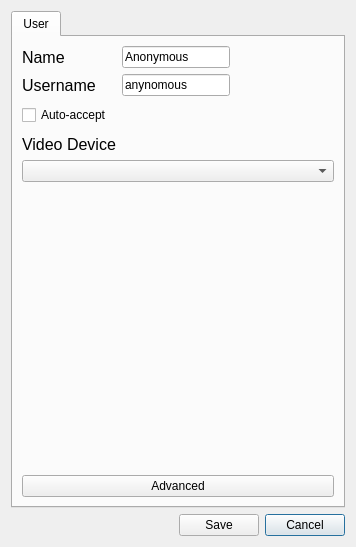
Qt form ui/settings.ui (ultravideo/uvgComm) before a commit.
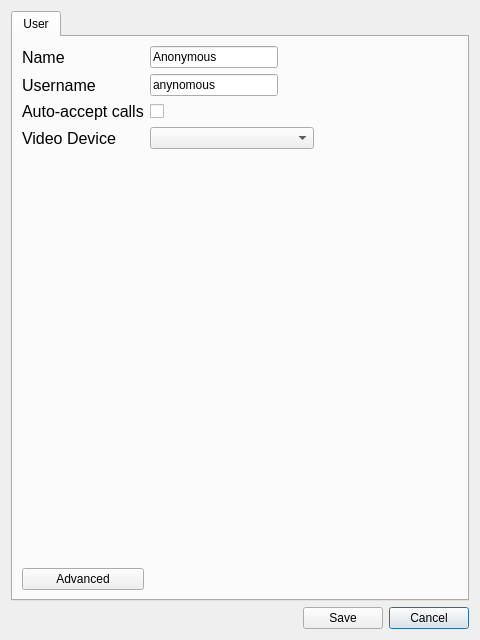
The same form after that commit.

Commit message: Further improvements to settings gui. Made windows slightly larger.

Patch:
```diff
--- a/ui/settings.ui
+++ b/ui/settings.ui
@@ -6,8 +6,8 @@
    <rect>
     <x>0</x>
     <y>0</y>
-    <width>356</width>
-    <height>547</height>
+    <width>480</width>
+    <height>640</height>
    </rect>
   </property>
   <property name="windowTitle">
@@ -51,129 +51,138 @@
        <string>User</string>
       </attribute>
       <layout class="QGridLayout" name="gridLayout_4">
-       <item row="3" column="2">
-        <spacer name="horizontalSpacer_3">
-         <property name="orientation">
-          <enum>Qt::Horizontal</enum>
-         </property>
-         <property name="sizeHint" stdset="0">
-          <size>
-           <width>1</width>
-           <height>20</height>
-          </size>
-         </property>
-        </spacer>
-       </item>
-       <item row="7" column="1">
-        <spacer name="verticalSpacer_2">
-         <property name="orientation">
-          <enum>Qt::Vertical</enum>
-         </property>
-         <property name="sizeHint" stdset="0">
-          <size>
-           <width>20</width>
-           <height>300</height>
-          </size>
-         </property>
-        </spacer>
-       </item>
-       <item row="2" column="0">
-        <widget class="QLabel" name="Name">
-         <property name="font">
-          <font>
-           <pointsize>12</pointsize>
-          </font>
-         </property>
-         <property name="text">
-          <string>Name</string>
-         </property>
-        </widget>
-       </item>
-       <item row="2" column="2">
-        <spacer name="horizontalSpacer_2">
-         <property name="orientation">
-          <enum>Qt::Horizontal</enum>
-         </property>
-         <property name="sizeHint" stdset="0">
-          <size>
-           <width>1</width>
-           <height>20</height>
-          </size>
-         </property>
-        </spacer>
-       </item>
-       <item row="4" column="1">
-        <spacer name="verticalSpacer">
-         <property name="orientation">
-          <enum>Qt::Vertical</enum>
-         </property>
-         <property name="sizeHint" stdset="0">
-          <size>
-           <width>20</width>
-           <height>40</height>
-          </size>
-         </property>
-        </spacer>
-       </item>
-       <item row="2" column="1">
-        <widget class="QLineEdit" name="name_edit">
-         <property name="text">
-          <string>Anonymous</string>
-         </property>
-        </widget>
-       </item>
-       <item row="5" column="0">
-        <widget class="QLabel" name="VideoDeviceLabel">
-         <property name="font">
-          <font>
-           <pointsize>12</pointsize>
-          </font>
-         </property>
-         <property name="text">
-          <string>Video Device</string>
-         </property>
-        </widget>
-       </item>
-       <item row="3" column="0">
-        <widget class="QLabel" name="Username">
-         <property name="font">
-          <font>
-           <pointsize>12</pointsize>
-          </font>
-         </property>
-         <property name="text">
-          <string>Username</string>
-         </property>
-        </widget>
-       </item>
        <item row="3" column="1">
         <widget class="QLineEdit" name="username_edit">
+         <property name="maximumSize">
+          <size>
+           <width>128</width>
+           <height>16777215</height>
+          </size>
+         </property>
          <property name="text">
           <string>anynomous</string>
          </property>
         </widget>
        </item>
-       <item row="6" column="0" colspan="3">
+       <item row="4" column="0">
+        <widget class="QLabel" name="label">
+         <property name="font">
+          <font>
+           <pointsize>12</pointsize>
+          </font>
+         </property>
+         <property name="text">
+          <string>Auto-accept calls</string>
+         </property>
+        </widget>
+       </item>
+       <item row="5" column="0">
+        <widget class="QLabel" name="VideoDeviceLabel">
+         <property name="font">
+          <font>
+           <pointsize>12</pointsize>
+          </font>
+         </property>
+         <property name="text">
+          <string>Video Device</string>
+         </property>
+        </widget>
+       </item>
+       <item row="5" column="1">
         <widget class="QComboBox" name="videoDevice">
          <property name="minimumSize">
           <size>
-           <width>220</width>
+           <width>164</width>
            <height>0</height>
           </size>
          </property>
+         <property name="maximumSize">
+          <size>
+           <width>164</width>
+           <height>16777215</height>
+          </size>
+         </property>
         </widget>
        </item>
-       <item row="8" column="0" colspan="3">
+       <item row="4" column="1">
+        <widget class="QCheckBox" name="auto_accept">
+         <property name="font">
+          <font>
+           <pointsize>12</pointsize>
+          </font>
+         </property>
+         <property name="text">
+          <string/>
+         </property>
+        </widget>
+       </item>
+       <item row="9" column="0">
         <widget class="QPushButton" name="advanced_settings_button">
          <property name="text">
           <string>Advanced</string>
          </property>
         </widget>
        </item>
-       <item row="4" column="0">
-        <widget class="QCheckBox" name="auto_accept">
+       <item row="3" column="0">
+        <widget class="QLabel" name="Username">
+         <property name="font">
+          <font>
+           <pointsize>12</pointsize>
+          </font>
+         </property>
          <property name="text">
-          <string>Auto-accept</string>
+          <string>Username</string>
+         </property>
+        </widget>
+       </item>
+       <item row="8" column="0" colspan="2">
+        <spacer name="verticalSpacer_2">
+         <property name="orientation">
+          <enum>Qt::Vertical</enum>
+         </property>
+         <property name="sizeHint" stdset="0">
+          <size>
+           <width>20</width>
+           <height>300</height>
+          </size>
+         </property>
+        </spacer>
+       </item>
+       <item row="2" column="2" rowspan="7">
+        <spacer name="horizontalSpacer_2">
+         <property name="orientation">
+          <enum>Qt::Horizontal</enum>
+         </property>
+         <property name="sizeHint" stdset="0">
+          <size>
+           <width>40</width>
+           <height>20</height>
+          </size>
+         </property>
+        </spacer>
+       </item>
+       <item row="2" column="1">
+        <widget class="QLineEdit" name="name_edit">
+         <property name="maximumSize">
+          <size>
+           <width>128</width>
+           <height>16777215</height>
+          </size>
+         </property>
+         <property name="text">
+          <string>Anonymous</string>
+         </property>
+        </widget>
+       </item>
+       <item row="2" column="0">
+        <widget class="QLabel" name="Name">
+         <property name="font">
+          <font>
+           <pointsize>12</pointsize>
+          </font>
+         </property>
+         <property name="text">
+          <string>Name</string>
          </property>
         </widget>
        </item>
```
Left out of the diff: 3 changed lines with no effect on the pictures. The commit also changes 2 other files.
